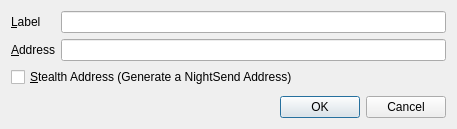
Old version of the form src/qt/forms/editaddressdialog.ui in the repository WagerCoin/WAGE.
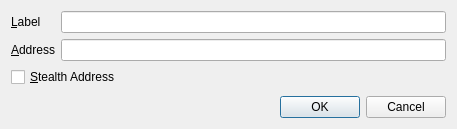
New version of the form.

Diff of the .ui file:
```diff
--- a/src/qt/forms/editaddressdialog.ui
+++ b/src/qt/forms/editaddressdialog.ui
@@ -56,7 +56,7 @@
      <item row="2" column="0" colspan="2">
       <widget class="QCheckBox" name="stealthCB">
        <property name="text">
-        <string>&amp;Stealth Address (Generate a NightSend Address)</string>
+        <string>&amp;Stealth Address</string>
        </property>
       </widget>
      </item>
```
